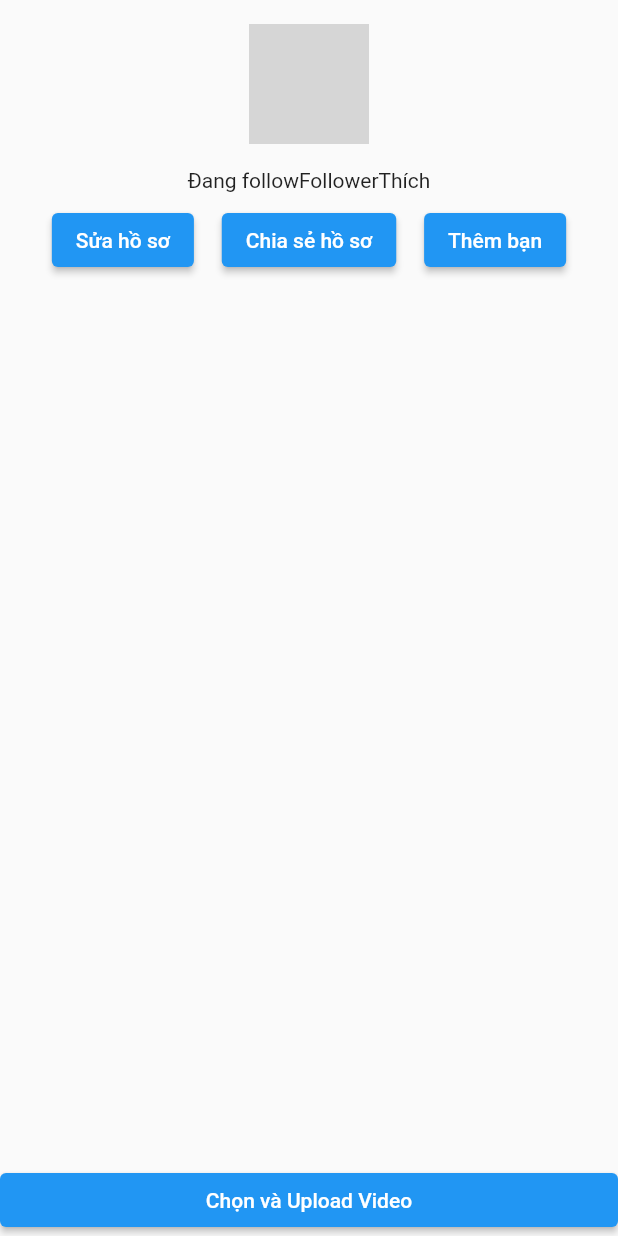
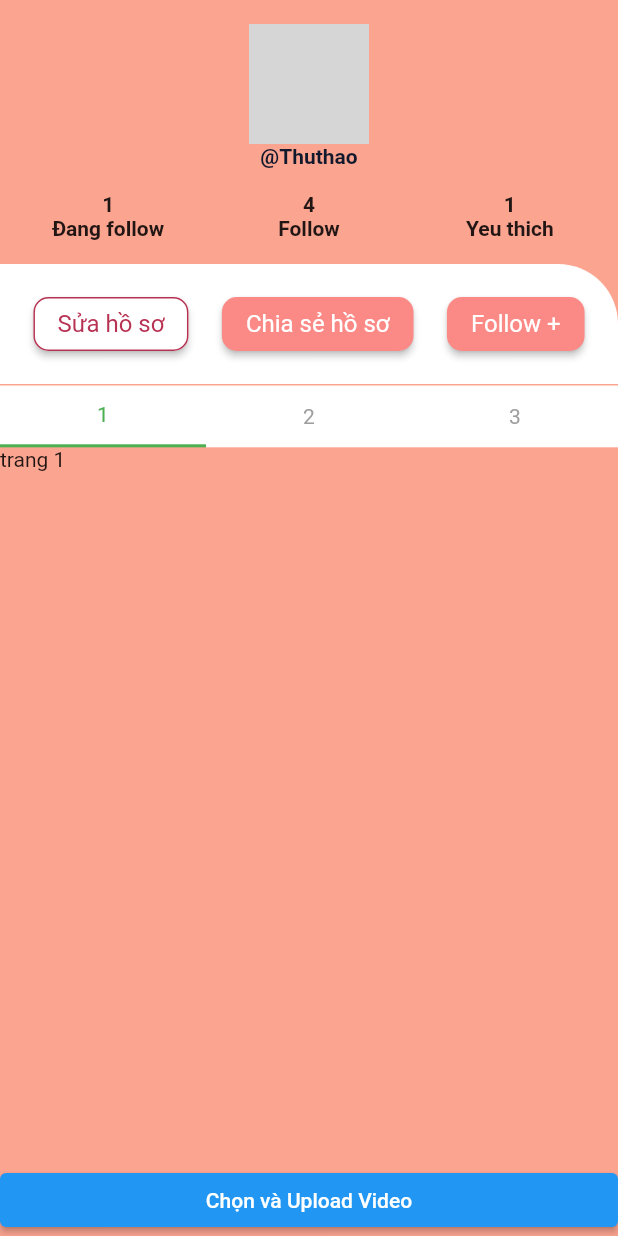
Before and after one commit to vthinhdv6/socialpoc, a Flutter app: the TikTokProfileScreen screen opened directly, on a phone screen of 412 x 824 dp. Run offline on Flutter 3.47's test engine with Material 2 defaults, Android fonts, the phone set to English and light mode, and no system bars; drawn by our look-alikes of expandable_page_view; our stand-ins replace chewie, cloud_firestore, equatable, file_picker, firebase_auth, firebase_core and 3 more; missing offline and left inert: firebase_app_check, textfields; accounts and stored records are empty; network calls fail; grey boxes are pictures that could not be loaded.

Commit message:
thu thao commit profile backgroung

```diff
--- /dev/null
+++ b/lib/common/widget/tab_bar_widget.dart
@@ -0,0 +1,102 @@
+import 'package:expandable_page_view/expandable_page_view.dart';
+import 'package:flutter/material.dart';
+
+class TabBarWidget extends StatefulWidget {
+  const TabBarWidget({
+    super.key,
+    required this.tabViewWidget,
+    required this.textTitle,
+    this.colorBackground = Colors.white,
+    this.indicatorLabelTextColor = Colors.green,
+    this.indicatorUnderline = Colors.green,
+    this.unselectLabelBackground = Colors.grey,
+    this.unselectTextColor =  Colors.grey,
+    required this.pageController,
+  });
+
+  final List<String> textTitle;
+  final List<Widget> tabViewWidget;
+  final Color colorBackground;
+  final Color indicatorUnderline;
+  final Color indicatorLabelTextColor;
+  final Color unselectLabelBackground;
+  final Color unselectTextColor;
+  final PageController pageController;
+
+  @override
+  State<TabBarWidget> createState() => _TabBarWidgetState();
+}
+
+class _TabBarWidgetState extends State<TabBarWidget> {
+  late final ScrollController scrollController;
+  int currentPage = 0;
+
+  @override
+  void initState() {
+    scrollController = ScrollController();
+    super.initState();
+  }
+
+  @override
+  Widget build(BuildContext context) {
+    return Column(
+      children: [
+        Center(
+          child: SizedBox(
+            height: MediaQuery.sizeOf(context).height * 0.05,
+            child: ListView.builder(
+              controller: scrollController,
+              shrinkWrap: true,
+              scrollDirection: Axis.horizontal,
+              physics: const NeverScrollableScrollPhysics(),
+              itemCount: widget.tabViewWidget.length,
+              itemBuilder: (context, index) {
+                return GestureDetector(
+                  onTap: () {
+                    widget.pageController.animateToPage(
+                      index,
+                      duration: const Duration(microseconds: 300),
+                      curve: Curves.easeIn,
+                    );
+                  },
+                  child: Container(
+                    alignment: Alignment.center,
+                    width: MediaQuery.sizeOf(context).width  *1/ widget.tabViewWidget.length,
+                    decoration: BoxDecoration(
+                      color: index == currentPage ? Colors.white : widget.unselectLabelBackground,
+                      border: index == currentPage
+                          ? Border(
+                        bottom: BorderSide(
+                          width: 2,
+                          color: index == currentPage
+                              ? widget.indicatorUnderline
+                              : widget.unselectLabelBackground,
+                        ),
+                      )
+                          : null,
+                    ),
+                    child: Text(
+                      widget.textTitle[index],
+                      style: TextStyle(
+                        color: index == currentPage
+                            ? widget.indicatorLabelTextColor
+                            : widget.unselectTextColor,
+                      ),
+                    ),
+                  ),
+                );
+              },
+            ),
+          ),
+        ),
+        ExpandablePageView.builder(
+          controller: widget.pageController,
+          physics: const NeverScrollableScrollPhysics(),
+          onPageChanged: (index) => setState(() => currentPage = index),
+          itemCount: widget.tabViewWidget.length,
+          itemBuilder: (context, index) => widget.tabViewWidget[index],
+        ),
+      ],
+    );
+  }
+}
--- a/lib/src/widget/profile.dart
+++ b/lib/src/widget/profile.dart
@@ -5,9 +5,9 @@ import 'package:firebase_storage/firebase_storage.dart' as firebase_storage;
 import 'package:cloud_firestore/cloud_firestore.dart';
 import 'package:video_player/video_player.dart';
 
+class VideoList extends StatefulWidget {
+  const VideoList({super.key});
 
-
-class VideoList extends StatefulWidget {
   @override
   _VideoListState createState() => _VideoListState();
 }
@@ -30,8 +30,7 @@ class _VideoListState extends State<VideoList> {
     try {
       FirebaseFirestore firestore = FirebaseFirestore.instance;
 
-      DocumentSnapshot userSnapshot =
-      await firestore.collection('user').doc(userName).get();
+      DocumentSnapshot userSnapshot = await firestore.collection('user').doc(userName).get();
 
       if (!userSnapshot.exists) {
         await firestore.collection('user').doc(userName).set({
@@ -39,13 +38,10 @@ class _VideoListState extends State<VideoList> {
         });
       }
 
-      firebase_storage.Reference storageReference = firebase_storage
-          .FirebaseStorage.instance
-          .ref()
-          .child('videos/${DateTime.now()}.mp4');
+      firebase_storage.Reference storageReference =
+          firebase_storage.FirebaseStorage.instance.ref().child('videos/${DateTime.now()}.mp4');
 
-      firebase_storage.UploadTask uploadTask =
-      storageReference.putFile(videoFile);
+      firebase_storage.UploadTask uploadTask = storageReference.putFile(videoFile);
 
       await uploadTask.whenComplete(() => null);
 
@@ -78,16 +74,16 @@ class _VideoListState extends State<VideoList> {
   Widget build(BuildContext context) {
     return Scaffold(
       appBar: AppBar(
-        title: Text('Video App'),
+        title: const Text('Video App'),
       ),
       body: Center(
         child: Column(
           children: <Widget>[
             _controller!.value.isInitialized
                 ? AspectRatio(
-              aspectRatio: _controller!.value.aspectRatio,
-              child: VideoPlayer(_controller!),
-            )
+                    aspectRatio: _controller!.value.aspectRatio,
+                    child: VideoPlayer(_controller!),
+                  )
                 : Container(),
             ElevatedButton(
               onPressed: () async {
@@ -99,15 +95,13 @@ class _VideoListState extends State<VideoList> {
                   if (selectedFile.path != null) {
                     print('Selected File Path: ${selectedFile.path}');
                     File videoFile = File(selectedFile.path!);
-                    String? videoUrl =
-                    await uploadVideo(videoFile, userName);
+                    String? videoUrl = await uploadVideo(videoFile, userName);
                     print('Video URL  upload: $videoUrl');
                     if (videoUrl != null) {
                       print('Video URL after upload: $videoUrl');
                       setState(() {
                         _videoUrl = videoUrl;
-                        _controller = VideoPlayerController.networkUrl(
-                            Uri.parse(videoUrl));
+                        _controller = VideoPlayerController.networkUrl(Uri.parse(videoUrl));
                         _controller!.initialize().then((_) {
                           setState(() {});
                         });
@@ -120,14 +114,13 @@ class _VideoListState extends State<VideoList> {
                   }
                 }
               },
-              child: Text('Upload Video'),
+              child: const Text('Upload Video'),
             ),
             ElevatedButton(
               onPressed: () async {
-
                 await updateUserName();
               },
-              child: Text('Update User Name'),
+              child: const Text('Update User Name'),
             ),
           ],
         ),
--- a/lib/src/widget/profile/profile_screen.dart
+++ b/lib/src/widget/profile/profile_screen.dart
@@ -5,11 +5,16 @@ import 'package:file_picker/file_picker.dart';
 import 'package:firebase_storage/firebase_storage.dart' as firebase_storage;
 import 'package:cloud_firestore/cloud_firestore.dart';
 import 'package:chewie/chewie.dart';
+import 'package:socialpoc/common/contants.dart';
+import 'package:socialpoc/common/widget/buttonCommonWidget.dart';
+import 'package:socialpoc/common/widget/tab_bar_widget.dart';
 import 'package:video_player/video_player.dart';
 import 'package:get/get.dart';
 import 'profile_controller.dart';
 
 class Profile extends StatelessWidget {
+  const Profile({super.key});
+
   @override
   Widget build(BuildContext context) {
     return MaterialApp(
@@ -18,67 +23,109 @@ class Profile extends StatelessWidget {
     );
   }
 }
+
 class TikTokProfileScreen extends StatelessWidget {
   final VideoController videoController = Get.put(VideoController());
+  final PageController pageController = PageController();
 
+  TikTokProfileScreen({super.key});
   @override
   Widget build(BuildContext context) {
     return Scaffold(
+      backgroundColor: colorBackground2,
       body: Column(
         crossAxisAlignment: CrossAxisAlignment.stretch,
         children: [
-          Container(
-            padding: EdgeInsets.all(16.0),
-            child: Column(
+          Column(
             children: [
-                CircleAvatar(
+              const SizedBox(height: paddingDefault),
+              const CircleAvatar(
                 radius: 40.0,
                 backgroundImage: NetworkImage('https://example.com/your_profile_image.jpg'),
               ),
-                SizedBox(height: 16.0),
+              const Text(
+                '@Thuthao',
+                textAlign: TextAlign.center,
+                style: TextStyle(fontWeight: FontWeight.w600, color: colorText2),
+              ),
+              const SizedBox(height: 16.0),
               Row(
                 mainAxisAlignment: MainAxisAlignment.spaceEvenly,
                 children: [
-                    Row(
+                  SizedBox(
+                      width: MediaQuery.of(context).size.width * 0.3,
+                      child: const Text(
+                        '1\nĐang follow',
+                        textAlign: TextAlign.center,
+                        style: TextStyle(fontWeight: FontWeight.w600),
+                      )),
+                  SizedBox(
+                      width: MediaQuery.of(context).size.width * 0.3,
+                      child: const Text(
+                        '4\nFollow',
+                        textAlign: TextAlign.center,
+                        style: TextStyle(fontWeight: FontWeight.w600),
+                      )),
+                  SizedBox(
+                      width: MediaQuery.of(context).size.width * 0.3,
+                      child: const Text(
+                        '1\nYeu thich',
+                        textAlign: TextAlign.center,
+                        style: TextStyle(fontWeight: FontWeight.w600),
+                      )),
+                ],
+              ),
+              const SizedBox(height: paddingDefault),
+              Container(
+                padding: const EdgeInsets.symmetric(vertical: paddingDefault),
+                decoration: const BoxDecoration(
+                  borderRadius: BorderRadius.only(topRight: Radius.circular(40)),
+                  color: Colors.white,
+                ),
+                child: Row(
+                  mainAxisAlignment: MainAxisAlignment.spaceEvenly,
                   children: [
-                        Text('Đang follow'),
-                        Text('Follower'),
-                        Text('Thích'),
-                      ],
+                    ButtonCommonWidget(
+                      buttonText: 'Sửa hồ sơ',
+                      fontColor: colorText,
+                      onPressed: () {},
+                      backgroundColor: Colors.white,
+                      borderColor: colorText,
+                    ),
+                    ButtonCommonWidget(
+                      buttonText: 'Chia sẻ hồ sơ',
+                      onPressed: () {},
+                      borderColor: Colors.transparent,
+                    ),
+                    ButtonCommonWidget(
+                      buttonText: 'Follow +',
+                      onPressed: () {},
+                      borderColor: Colors.transparent,
                     ),
                   ],
                 ),
-                SizedBox(height: 8.0),
-                Row(
-                  mainAxisAlignment: MainAxisAlignment.spaceEvenly,
-                  children: [
-                    ElevatedButton(
-                      onPressed: () {},
-                      child: Text('Sửa hồ sơ'),
               ),
-                    ElevatedButton(
-                      onPressed: () {},
-                      child: Text('Chia sẻ hồ sơ'),
+              const Divider(
+                color: colorBackground2,
+                height: 1,
               ),
-                    ElevatedButton(
-                      onPressed: () {},
-                      child: Text('Thêm bạn'),
-                    ),
+              TabBarWidget(
+                tabViewWidget: const [Text("trang 1"), Text("trang 2"), Text('trang 3')],
+                textTitle: const ['1', '2', '3'],
+                pageController: pageController,
+                unselectLabelBackground: Colors.white,
+              )
             ],
-                ),
-              ],
-            ),
           ),
           Expanded(
             child: GetBuilder<VideoController>(
               builder: (controller) => ListView.builder(
                 itemCount: controller.videos.length,
                 itemBuilder: (context, index) {
-                  // Chỉ hiển thị video của người dùng đang đăng nhập
                   if (controller.videos[index].user == FirebaseAuth.instance.currentUser?.uid) {
                     return Container(
                       height: 50.0,
-                      margin: EdgeInsets.symmetric(vertical: 8.0),
+                      margin: const EdgeInsets.symmetric(vertical: 8.0),
                       child: Chewie(
                         controller: ChewieController(
                           videoPlayerController: VideoPlayerController.network(
@@ -113,9 +160,8 @@ class TikTokProfileScreen extends StatelessWidget {
                 }
               }
             },
-            child: Text('Chọn và Upload Video'),
+            child: const Text('Chọn và Upload Video'),
           ),
-
         ],
       ),
     );
--- a/lib/src/widget/profile/profile_upload_video.dart
+++ b/lib/src/widget/profile/profile_upload_video.dart
@@ -34,7 +34,7 @@ class VideoList extends StatelessWidget {
 
     return Scaffold(
       appBar: AppBar(
-        title: Text('Video App'),
+        title: const Text('Video App'),
       ),
       body: Center(
         child: Column(
@@ -58,8 +58,8 @@ class VideoList extends StatelessWidget {
                   if (selectedFile.path != null) {
                     print('Selected File Path: ${selectedFile.path}');
                     File videoFile = File(selectedFile.path!);
-                    String? videoUrl = await videoController.uploadVideo(
-                        videoFile, videoController.userId);
+                    String? videoUrl =
+                        await videoController.uploadVideo(videoFile, videoController.userId);
                     print('Video URL  upload: $videoUrl');
                     if (videoUrl != null) {
                       print('Video URL after upload: $videoUrl');
@@ -71,16 +71,16 @@ class VideoList extends StatelessWidget {
                   }
                 }
               },
-              child: Text('Upload Video'),
+              child: const Text('Upload Video'),
             ),
             ElevatedButton(
               onPressed: () async {
                 await videoController.updateUserName();
               },
-              child: Text('Update User Email'),
+              child: const Text('Update User Email'),
             ),
-            SizedBox(height: 16.0),
-            Text(
+            const SizedBox(height: 16.0),
+            const Text(
               'User Videos:',
               style: TextStyle(fontSize: 18.0, fontWeight: FontWeight.bold),
             ),
```
Lines whose indentation alone changed are shown as unchanged.
